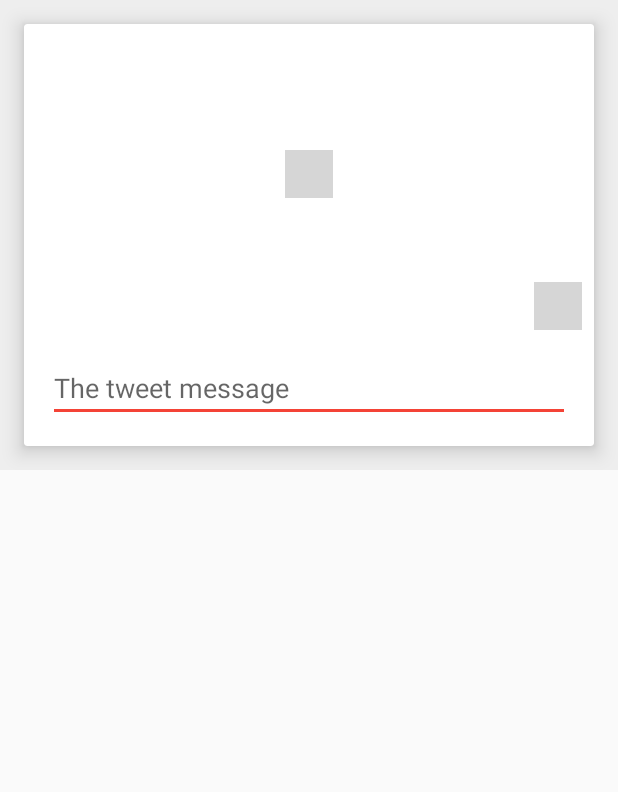
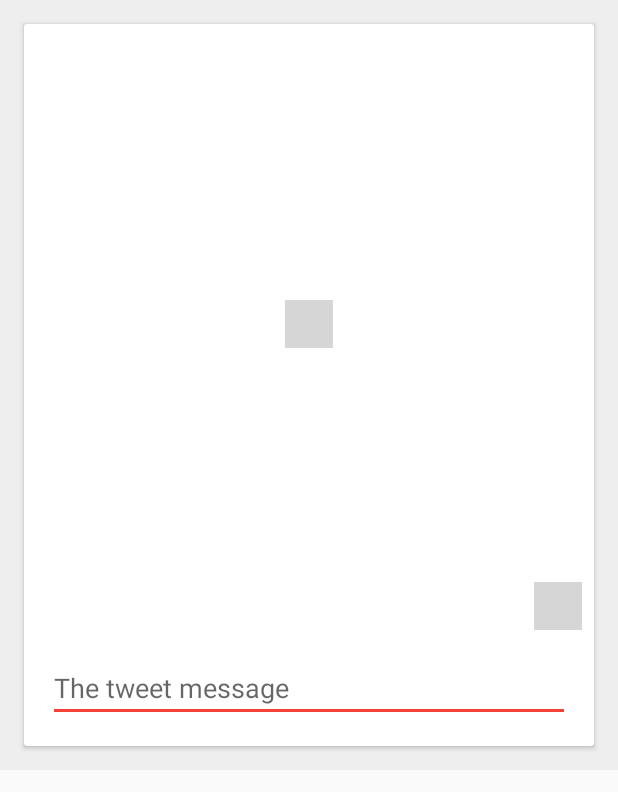
Before and after one commit to HugoGresse/TweetyHunting, an Android app: the layout activity_tweeting.xml on its own in the app's theme, with its tools: preview values and no code run, on a phone screen of 412 x 824 dp. Shown: the top 792 px of the screen. Run offline under Robolectric (Android 15) with nearby library versions, the phone set to English and light mode, and no system bars; plain views replace ButtonFloat, MaterialEditText; grey boxes are pictures that could not be loaded.

Commit message:
Fix image height and design tweaks

```diff
--- a/app/build.gradle
+++ b/app/build.gradle
@@ -23,8 +23,8 @@ android {
         applicationId "fr.xjet.tweetyhunting"
         minSdkVersion 15
         targetSdkVersion 21
-        versionCode 2
-        versionName "0.1.0"
+        versionCode 3
+        versionName "0.1.1"
     }
     buildTypes {
         release {
--- a/app/src/main/res/layout/activity_tweeting.xml
+++ b/app/src/main/res/layout/activity_tweeting.xml
@@ -96,8 +96,6 @@
 
                     </RelativeLayout>
 
-
-
                     <LinearLayout
                         android:layout_width="match_parent"
                         android:layout_height="wrap_content"
--- a/app/src/main/res/layout/list_about.xml
+++ b/app/src/main/res/layout/list_about.xml
@@ -10,7 +10,7 @@
         xmlns:card_view="http://schemas.android.com/apk/res-auto"
         android:layout_width="wrap_content"
         android:layout_height="match_parent"
-
+        android:layout_marginBottom="@dimen/activity_vertical_margin_small"
         android:layout_marginLeft="@dimen/activity_horizontal_margin"
         android:layout_marginRight="@dimen/activity_horizontal_margin"
         android:layout_gravity="center_horizontal"
--- a/app/src/main/res/values/dimens.xml
+++ b/app/src/main/res/values/dimens.xml
@@ -5,12 +5,12 @@
     <dimen name="activity_horizontal_margin_small">8dp</dimen>
     <dimen name="activity_vertical_margin_small">8dp</dimen>
 
-    <dimen name="image_min_height">200dp</dimen>
+    <dimen name="image_min_height">400dp</dimen>
 
     <dimen name="card_round">2dp</dimen>
     <dimen name="card_gutter">8dp</dimen>
     <dimen name="card_content_padding">16dp</dimen>
-    <dimen name="card_shadow">8dp</dimen>
+    <dimen name="card_shadow">2dp</dimen>
 
     <dimen name="button_margin">-28dp</dimen>
     <dimen name="button_marginright">8dp</dimen>
--- a/app/src/main/res/values/strings.xml
+++ b/app/src/main/res/values/strings.xml
@@ -1,7 +1,7 @@
 <?xml version="1.0" encoding="utf-8"?>
 <resources xmlns:tools="http://schemas.android.com/tools">
 
-    <string name="app_name" translatable="false">TweetyHunting</string>
+    <string name="app_name" translatable="false">Tweety Hunting</string>
     <string name="tweet_sufix" translatable="false">#tweetyhunting</string>
 
     <!-- Google Analytics events -->
@@ -42,6 +42,7 @@
 
     <string name="using"  translatable="false">Third-party libraries</string>
     <string-array name="about_libraries"  translatable="false">
+        <item>The Cat API by Aden Forshaw http://thecatapi.com/</item>
         <item>Retrofit and Okhttp by Square Up http://square.github.io/retrofit/</item>
         <item>Twitter4j http://twitter4j.org</item>
         <item tools:ignore="TypographyDashes">Android Gif Drawable by Karol Wrótniak https://github.com/koral--/android-gif-drawable/</item>
```
Also changed, not shown: app/src/main/java/fr/xjet/tweetyhunting/TweetingActivity.java (+21 -2 lines).
